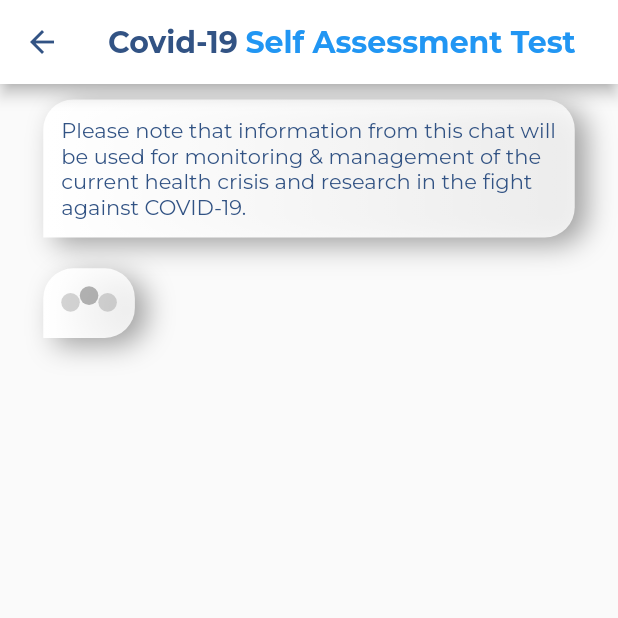
After one commit to ankithans/Covid-19-Tracker, a Flutter app: the Health screen opened directly, on a phone screen of 412 x 824 dp, the top half of it. The commit adds this screen. Run offline on Flutter 3.47's test engine with Material 2 defaults, Android fonts, the phone set to English and light mode, and no system bars; drawn by our look-alikes of delayed_display; our stand-ins replace bloc, bottom_navy_bar, cached_network_image, connectivity, dio, equatable and 8 more; missing offline and left inert: flutter_sparkline, flutter_stetho, number_display; generated files the repository leaves out were written again; network calls fail.

Commit message:
Added dependency ( font_awesome_flutter - For stethoscope Icon) & (delayed_display - For Chat View in Self Assessment Test) Added a dart file in (lib/ui/screens/health.dart) Added a directory (health) in lib...& added few files in that directory for self-assessment test
Removed Facts from bottomNavigation and added it to the appbar of Dashboard.

```diff
--- /dev/null
+++ b/lib/health/animations/typing_message.dart
@@ -0,0 +1,66 @@
+import 'package:flutter/material.dart';
+import 'package:covid19_tracker_application/health/chat_bubble.dart';
+
+class TypingMessage extends StatefulWidget {
+  @override
+  _TypingMessageState createState() => _TypingMessageState();
+}
+
+class _TypingMessageState extends State<TypingMessage>
+    with SingleTickerProviderStateMixin {
+  AnimationController _animationController;
+  Animation _animation;
+
+  @override
+  void initState() {
+    _animationController = AnimationController(
+      vsync: this,
+      duration: const Duration(milliseconds: 900),
+    )..repeat();
+
+    _animation = IntTween(begin: 0, end: 2).animate(
+        CurvedAnimation(parent: _animationController, curve: Curves.linear));
+
+    _animationController.addListener(() {
+      setState(() {});
+    });
+    super.initState();
+  }
+
+  @override
+  void dispose() {
+    _animationController.removeListener(() {});
+    _animationController.dispose();
+    super.dispose();
+  }
+
+  @override
+  Widget build(BuildContext context) {
+    double width = MediaQuery.of(context).size.width;
+    return ChatBubble(
+      child: IntrinsicWidth(
+        child: Row(
+          mainAxisAlignment: MainAxisAlignment.center,
+          children: List.generate(
+            3,
+                (index) {
+              return Container(
+                width: width * 0.03,
+                height: width * 0.03,
+                margin: EdgeInsets.only(
+                  bottom: index == _animation.value ? 10.0 : 1.0,
+                ),
+                decoration: BoxDecoration(
+                  color: index == _animation.value
+                      ? const Color(0x99808080)
+                      : const Color(0x55808080),
+                  shape: BoxShape.circle,
+                ),
+              );
+            },
+          ),
+        ),
+      ),
+    );
+  }
+}
--- /dev/null
+++ b/lib/health/chat.dart
@@ -0,0 +1,47 @@
+import 'package:flutter/material.dart';
+import 'package:google_fonts/google_fonts.dart';
+import 'package:delayed_display/delayed_display.dart';
+import 'package:covid19_tracker_application/health/chat_bubble.dart';
+import 'package:covid19_tracker_application/health/animations/typing_message.dart';
+
+class Chat extends StatefulWidget {
+  final String text;
+
+  Chat({this.text});
+
+  @override
+  _ChatState createState() => _ChatState();
+}
+
+class _ChatState extends State<Chat> {
+  bool showTyping = true;
+  TypingMessage _typingMessage;
+
+  @override
+  void initState() {
+    _typingMessage = TypingMessage();
+    Future.delayed(const Duration(seconds: 1), () {
+      showTyping = false;
+      setState(() {});
+    });
+    super.initState();
+  }
+
+  @override
+  Widget build(BuildContext context) {
+    return showTyping
+        ? DelayedDisplay(
+      child: _typingMessage,
+    )
+        : ChatBubble(
+      child: Text(
+        widget.text,
+        style: GoogleFonts.montserrat(
+          fontSize: 14,
+          //fontWeight: FontWeight.normal,
+          color: Color(0xFF325384),
+        ),
+      ),
+    );
+  }
+}
--- /dev/null
+++ b/lib/health/chat_bubble.dart
@@ -0,0 +1,45 @@
+import 'package:flutter/material.dart';
+
+class ChatBubble extends StatelessWidget {
+  const ChatBubble({
+    Key key,
+    @required this.child,
+    this.isReply = false,
+  }) : super(key: key);
+
+  final Widget child;
+  final bool isReply;
+  @override
+  Widget build(BuildContext context) {
+    double width = MediaQuery.of(context).size.width;
+    return Container(
+      margin: EdgeInsets.symmetric(
+          horizontal: width * 0.07, vertical: width * 0.025),
+      padding: EdgeInsets.all(12),
+      decoration: ShapeDecoration(
+        //color: isReply ? const Color(0xDD5785f3) : const Color(0xFFFFFFFF),
+        gradient: isReply
+            ? LinearGradient(
+            colors: [const Color(0xFF0771f6), const Color(0xFF0762d5)])
+            : LinearGradient(
+            colors: [const Color(0xFFFFFFFF), const Color(0xCCFFFFFF)]),
+        shape: RoundedRectangleBorder(
+          borderRadius: BorderRadius.only(
+            topLeft: Radius.circular(20),
+            topRight: Radius.circular(20),
+            bottomRight: isReply ? Radius.circular(0) : Radius.circular(20),
+            bottomLeft: isReply ? Radius.circular(20) : Radius.circular(0),
+          ),
+        ),
+        shadows: <BoxShadow>[
+          BoxShadow(
+            color: const Color(0xBB808080),
+            blurRadius: 15,
+            offset: Offset(8.0, 5.0),
+          ),
+        ],
+      ),
+      child: child,
+    );
+  }
+}
--- /dev/null
+++ b/lib/health/chat_data.dart
@@ -0,0 +1,6 @@
+class ChatData {
+  List question;
+  List options;
+
+  ChatData({this.question, this.options});
+}
--- /dev/null
+++ b/lib/health/self_assess.dart
@@ -0,0 +1,43 @@
+class SelfAssess {
+  List<String> question1 = [
+    'Please note that information from this chat will be used for monitoring & management of the current health crisis and research in the fight against COVID-19.',
+    'Are you experiencing any of the following symptoms?',
+  ];
+
+  List<String> option1 = [
+    'Cough',
+    'Fever',
+    'Difficulty in Breathing',
+    'Loss of senses of smell and taste',
+  ];
+
+  List<String> question2 = ['Have you ever had any of the following?'];
+
+  List<String> option2 = [
+    'Diabetes',
+    'Hypertension',
+    'Lung disease',
+    'Heart disease',
+    'Kidney Disorder',
+  ];
+
+  List<String> question3 = ['Which of the following apply to you?'];
+
+  List<String> option3 = [
+    'Traveled internationally in the last 28-45 days',
+    'Recently interacted or lived with COVID-19 patient',
+    'I am a healthcare worker',
+  ];
+
+  List<String> answerOk = ['You are risk free', 'We recommend that you stay at home yo avoid any chance of exposure to the Novel Coronavirus', 'Retake the Self-Assessment Test if you develop symptoms or come in contact with a COVID-19 confirmed patient.'];
+
+  List<String> answerAtRisk = [
+    'Moderate risk of infection',
+    'Please avoid going to public places and being in physical contact with anyone',
+    'With timely medical intervention and safety we can beat the spread of coronavirus'
+  ];
+
+  List<String> answerNominalRisk = [
+    'You are at High Risk', 'Isolate yourself & your immediate family members', 'You are advised for testing as your risk of infection is high. Please call the toll-free helpline 1075 to schedule your testing'
+  ];
+}
--- /dev/null
+++ b/lib/ui/screens/health.dart
@@ -0,0 +1,218 @@
+import 'package:flutter/material.dart';
+import 'package:google_fonts/google_fonts.dart';
+import 'package:covid19_tracker_application/health/self_assess.dart';
+import 'package:covid19_tracker_application/health/chat.dart';
+import 'package:covid19_tracker_application/health/chat_chip.dart';
+import 'package:covid19_tracker_application/health/chat_data.dart';
+
+class Health extends StatefulWidget {
+
+  @override
+  _HealthState createState() => _HealthState();
+}
+
+class _HealthState extends State<Health> with TickerProviderStateMixin {
+  SelfAssess _selfAssess;
+  List<Widget> _chatFlow = [];
+  AnimationController _animationController;
+  ScrollController _scrollController;
+  Animation _animation;
+  List value;
+  List chatDatas;
+  int currentChat = 0;
+  double maxScroll;
+  double minScroll;
+  int problemsCount = 0;
+
+  @override
+  void initState() {
+    _selfAssess = SelfAssess();
+    _scrollController = ScrollController();
+    chatDatas = [
+      ChatData(question: _selfAssess.question1, options: _selfAssess.option1),
+      ChatData(question: _selfAssess.question2, options: _selfAssess.option2),
+      ChatData(question: _selfAssess.question3, options: _selfAssess.option3),
+    ];
+    updateChatFlow();
+    super.initState();
+  }
+
+  scrollToEnd() {
+    // minScroll = _scrollController.position.minScrollExtent;
+    // _scrollController.jumpTo(minScroll);
+    if (currentChat >= 2) {
+      maxScroll = _scrollController.position.maxScrollExtent - 100;
+      _scrollController.animateTo(maxScroll,
+          duration: const Duration(milliseconds: 1000),
+          curve: Curves.decelerate);
+    }
+  }
+
+  updateChatFlow() {
+    updateUI(chatDatas[currentChat]);
+    currentChat++;
+  }
+
+  addTestScore(CovidTest covidTest) {
+    if (covidTest == CovidTest.OK) {
+      addAnswer(_selfAssess.answerOk);
+    } else if (covidTest == CovidTest.ATNOMINALRISK) {
+      addAnswer(_selfAssess.answerNominalRisk);
+    } else if (covidTest == CovidTest.ATRISK) {
+      addAnswer(_selfAssess.answerAtRisk);
+    }
+  }
+
+  void addAnswer(List answers) {
+    answers.forEach((answer) {
+      _chatFlow.add(Chat(
+        text: answer,
+      ));
+    });
+  }
+
+  void addChat(String chat) {
+    _chatFlow.add(Chat(text: chat));
+    setState(() {});
+  }
+
+  updateUI(ChatData chatData) {
+    value = [];
+    _animationController = AnimationController(
+        vsync: this, duration: Duration(seconds: chatData.question.length + 1))
+      ..forward();
+    _animation = IntTween(begin: 0, end: chatData.question.length - 1)
+        .animate(_animationController);
+    _animation.addListener(() {
+      if (!value.contains(_animation.value)) {
+        value.add(_animation.value);
+        addChat(chatData.question[_animation.value]);
+      }
+      if (_animation.isCompleted) {
+        _chatFlow.add(
+          ChatChip(
+            chatChips: chatData.options,
+            problemscallback: (value) {
+              problemsCount = problemsCount + value;
+              print('Problem Colunt = $problemsCount');
+            },
+            isCompletedCallBack: () {
+              if (currentChat < chatDatas.length) {
+                updateChatFlow();
+              } else if (currentChat == chatDatas.length) {
+                currentChat++;
+                TestScore testScore =
+                TestScore(problems: problemsCount, totalProblems: 12);
+                addTestScore(testScore.getCoronaScore());
+                setState(() {});
+              }
+            },
+          ),
+        );
+        print('Current chat: $currentChat');
+        setState(() {});
+      }
+    });
+  }
+
+  showChatOptions(List options) {
+    _chatFlow.add(ChatChip(chatChips: options));
+  }
+
+  @override
+  void dispose() {
+    _animationController.dispose();
+    _scrollController.dispose();
+    super.dispose();
+  }
+
+  @override
+  Widget build(BuildContext context) {
+    double height = MediaQuery.of(context).size.height;
+
+    WidgetsBinding.instance.addPostFrameCallback((_) {
+      scrollToEnd();
+    });
+    return Scaffold(
+      appBar: AppBar(
+        leading: IconButton(
+          icon: Icon(Icons.arrow_back, color: Color(0xFF325384),),
+          onPressed: () {
+            Navigator.of(context).pop();
+          },
+          //onPressed: () => Navigator.of(context).pop(),
+        ),
+        brightness: Brightness.light,
+        backgroundColor: Colors.white,
+        centerTitle: true,
+        title: Column(
+          children: <Widget>[
+            Row(
+              children: <Widget>[
+                Text(
+                  'Covid-19',
+                  style: GoogleFonts.montserrat(
+                    fontWeight: FontWeight.bold,
+                    color: Color(0xFF325384),
+                  ),
+                ),
+                SizedBox(
+                  width: 5,
+                ),
+                Text(
+                  'Self Assessment Test',
+                  style: GoogleFonts.montserrat(
+                    fontWeight: FontWeight.bold,
+                    color: Colors.blue,
+                  ),
+                ),
+              ],
+            ),
+          ],
+        ),
+      ),
+      body : Material(
+        child: SingleChildScrollView(
+          padding: EdgeInsets.only(bottom: height * 0.2),
+          controller: _scrollController,
+          // reverse: true,
+          child: ConstrainedBox(
+            constraints: BoxConstraints(
+              minHeight: height,
+              maxHeight: double.infinity,
+            ),
+            child: Column(
+              crossAxisAlignment: CrossAxisAlignment.start,
+              children: _chatFlow,
+            ),
+          ),
+        ),
+      ),
+    );
+  }
+}
+
+class TestScore {
+  int problems;
+  int totalProblems;
+
+  TestScore({this.problems, this.totalProblems});
+
+  CovidTest getCoronaScore() {
+    CovidTest result;
+    if (problems > totalProblems * 0.3) {
+      result = CovidTest.ATRISK;
+    } else if (problems > totalProblems * 0.2) {
+      result = CovidTest.ATNOMINALRISK;
+    } else {
+      result = CovidTest.OK;
+    }
+    return result;
+  }
+}
+
+enum CovidTest {
+  OK,
+  ATRISK,
+  ATNOMINALRISK,
+}
--- a/lib/ui/screens/home_screen.dart
+++ b/lib/ui/screens/home_screen.dart
@@ -1,12 +1,16 @@
 import 'package:bottom_navy_bar/bottom_navy_bar.dart';
 import 'package:covid19_tracker_application/ui/screens/dashboard.dart';
 import 'package:covid19_tracker_application/ui/screens/details.dart';
+import 'package:covid19_tracker_application/ui/screens/health.dart';
 import 'package:covid19_tracker_application/ui/screens/indian_states.dart';
 import 'package:covid19_tracker_application/ui/screens/news_page.dart';
 import 'package:covid19_tracker_application/ui/screens/zones.dart';
 import 'package:flutter/gestures.dart';
 import 'package:flutter/material.dart';
 import 'package:google_fonts/google_fonts.dart';
+
+//FontAwesome Icons
+import 'package:font_awesome_flutter/font_awesome_flutter.dart';
 
 class HomeScreen extends StatefulWidget {
   @override
@@ -44,8 +48,9 @@ class _HomeScreenState extends State<HomeScreen> {
             DashBoard(),
             IndianStates(),
             Zones(),
+            Health(),
             NewsScreen(),
-            Details(),
+            //Details(),
           ],
         ),
       ),
@@ -76,15 +81,20 @@ class _HomeScreenState extends State<HomeScreen> {
             activeColor: Color(0xFFA05AB3),
           ),
           BottomNavyBarItem(
+            title: Text(' Health', style: GoogleFonts.montserrat()),
+            icon: Icon(FontAwesomeIcons.stethoscope),
+            activeColor: Color(0xFF28a745),
+          ),
+          BottomNavyBarItem(
             title: Text(' News', style: GoogleFonts.montserrat()),
             icon: Icon(Icons.explore),
             activeColor: Color(0xFFFFB339),
           ),
-          BottomNavyBarItem(
+          /*BottomNavyBarItem(
             title: Text(' Facts', style: GoogleFonts.montserrat()),
             icon: Icon(Icons.lightbulb_outline),
             activeColor: Color(0xFF299489),
-          ),
+          ),*/
         ],
       ),
     );
--- a/pubspec.yaml
+++ b/pubspec.yaml
@@ -46,6 +46,11 @@ dependencies:
   connectivity: ^0.4.8+6
   provider: ^4.1.2
 
+  #FontAwesome Icons
+  font_awesome_flutter: ^8.8.1
+
+  #Delayed Display
+  delayed_display: ^1.0.3
 
 dev_dependencies:
   flutter_test:
```
Also changed, not shown: lib/health/chat_chip.dart (added, +179 -0 lines), lib/ui/screens/dashboard.dart (+16 -0 lines), lib/ui/screens/details.dart (+19 -9 lines), pubspec.lock, 2 other files.
